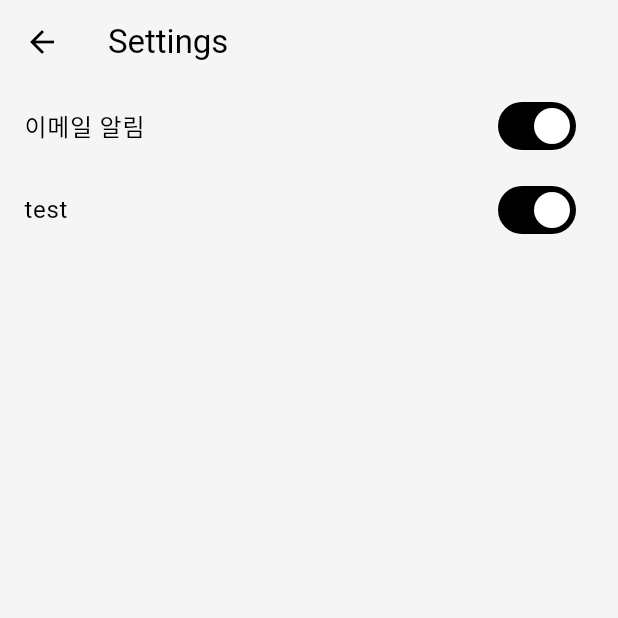
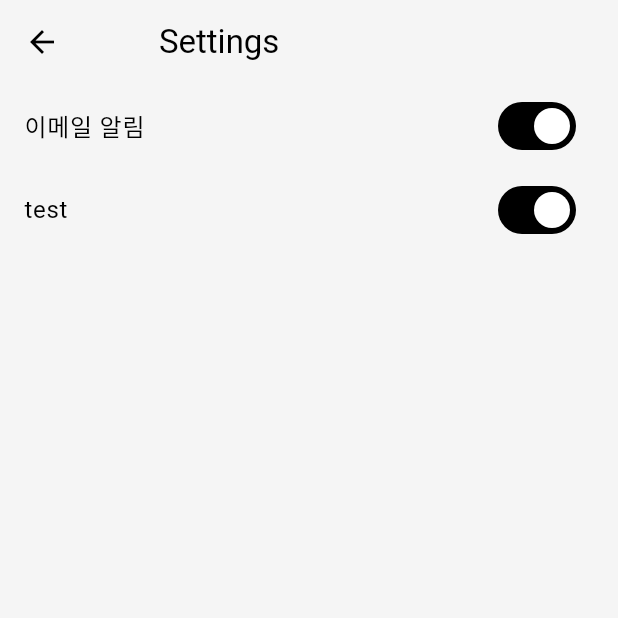
Before and after one commit to soojubm/new-bussiness, a Flutter app: the screen it shows after launch, item 2 of the bottom bar chosen, after a tap on "CJ", on a phone screen of 412 x 824 dp, the top half of it. Run offline on Flutter 3.47's test engine with Material 3 defaults, Android fonts, the phone set to English and light mode, and no system bars; our stand-ins replace cloud_firestore, firebase_auth, firebase_core, flutter_riverpod, google_sign_in, image_picker and 1 more; accounts and stored records are empty; generated files the repository leaves out were written again.

Commit message:
Refactor AppBar

```diff
--- a/lib/screens/components_screen.dart
+++ b/lib/screens/components_screen.dart
@@ -3,6 +3,7 @@ import 'package:flutter/material.dart';
 import 'package:flutter_application_1/constants/toekns_constants.dart';
 import 'package:flutter_application_1/providers/test_provider.dart';
 import 'package:flutter_application_1/screens/login_screen.dart';
+import 'package:flutter_application_1/widgets/custom_app_bar.dart';
 import 'package:flutter_application_1/widgets/custom_avatar.dart';
 import 'package:flutter_application_1/widgets/custom_button_group.dart';
 import 'package:flutter_application_1/widgets/custom_card.dart';
@@ -129,8 +130,8 @@ class _ComponentsScreenState extends ConsumerState<ComponentsScreen> {
     final globalCounter2 = ref.watch(counterNotifierProvider);
 
     return Scaffold(
-      appBar: AppBar(
-        title: Text('Login Page'),
+      appBar: CustomAppBar(
+        title: 'Login Page',
       ),
       body: SingleChildScrollView(
         child: Padding(
--- a/lib/screens/faqs_screen.dart
+++ b/lib/screens/faqs_screen.dart
@@ -1,4 +1,5 @@
 import 'package:flutter/material.dart';
+import 'package:flutter_application_1/widgets/custom_app_bar.dart';
 import 'package:flutter_application_1/widgets/custom_text.dart';
 
 class FAQsScreen extends StatefulWidget {
@@ -25,8 +26,8 @@ class _FAQSsScreenState extends State<FAQsScreen> {
   @override
   Widget build(BuildContext context) {
     return Scaffold(
-      appBar: AppBar(
-        title: Text('자주 묻는 질문'),
+      appBar: CustomAppBar(
+        title: '자주 묻는 질문',
       ),
       body: ListView.builder(
         itemCount: faqs.length,
--- a/lib/screens/home_screen.dart
+++ b/lib/screens/home_screen.dart
@@ -4,6 +4,7 @@ import 'package:flutter_application_1/providers/test_provider.dart';
 import 'package:flutter_application_1/screens/messages_screen.dart';
 import 'package:flutter_application_1/screens/notifications_screen.dart';
 import 'package:flutter_application_1/screens/profile_screen.dart';
+import 'package:flutter_application_1/widgets/custom_app_bar.dart';
 import 'package:flutter_application_1/widgets/custom_bottom_nav_bar.dart';
 
 import 'package:cloud_firestore/cloud_firestore.dart';
@@ -12,7 +13,7 @@ import 'package:flutter_riverpod/flutter_riverpod.dart';
 //   @override
 //   Widget build(BuildContext context) {
 //     return Scaffold(
-//       appBar: AppBar(title: Text('Home Screen')),
+//       appBar: CustomAppBar(title: 'Home Screen'),
 //       body: Center(child: Text('Welcome to Home Screen')),
 //     );
 //   }
@@ -75,24 +76,22 @@ class _HomeScreenState extends State<HomeScreen> {
   Widget build(BuildContext context) {
     final ThemeData theme = Theme.of(context);
     return Scaffold(
-      appBar: AppBar(
+      appBar: CustomAppBar(
         // leading: Padding(
         //   padding: const EdgeInsets.all(8.0),
         //   child: Image.asset('assets/logo.png'), // 로고 이미지 (로컬 파일)
         // )
         // ,
-        toolbarHeight: 80.0,
-        backgroundColor: Colors.transparent,
-        elevation: 0,
         // bottom: TabBar(tabs: [Tab(icon: Icon(Icons.home), text: 'home')]),
         // backgroundColor: Theme.of(context).colorScheme.inversePrimary,
-        title: Row(
-          children: [
-            Image.asset('assets/logo.png', height: 40),
-            SizedBox(width: 10),
-            Text(widget.title),
-          ],
-        ),
+        // title: Row(
+        //   children: [
+        //     Image.asset('assets/logo.png', height: 40),
+        //     SizedBox(width: 10),
+        //     Text(widget.title),
+        //   ],
+        // ),
+        title: widget.title,
         actions: <Widget>[
           IconButton(
             icon: const Icon(Icons.add_alert),
--- a/lib/screens/login_screen.dart
+++ b/lib/screens/login_screen.dart
@@ -2,6 +2,7 @@ import 'package:cloud_firestore/cloud_firestore.dart';
 import 'package:firebase_auth/firebase_auth.dart';
 import 'package:flutter/material.dart';
 import 'package:flutter_application_1/constants/toekns_constants.dart';
+import 'package:flutter_application_1/widgets/custom_app_bar.dart';
 import 'package:flutter_application_1/widgets/custom_button.dart';
 import 'package:flutter_application_1/widgets/custom_form.dart';
 import 'package:flutter_application_1/widgets/custom_text_field.dart';
@@ -146,9 +147,9 @@ class _LoginScreenState extends State<LoginScreen> {
   @override
   Widget build(BuildContext context) {
     return Scaffold(
-      appBar: AppBar(
+      appBar: CustomAppBar(
         automaticallyImplyLeading: false,
-        title: Text('Login Page'),
+        title: 'Login Page',
       ),
       body: SingleChildScrollView(
         child: CustomForm(
@@ -232,8 +233,8 @@ class _NativePluginWidgetState extends State<NativePluginWidget> {
   @override
   Widget build(BuildContext context) {
     return Scaffold(
-      appBar: AppBar(
-        title: Text('Image Picker'),
+      appBar: CustomAppBar(
+        title: 'Image Picker',
       ),
       body: Container(
         color: Colors.indigo,
--- a/lib/screens/notifications_screen.dart
+++ b/lib/screens/notifications_screen.dart
@@ -1,4 +1,5 @@
 import 'package:flutter/material.dart';
+import 'package:flutter_application_1/widgets/custom_app_bar.dart';
 
 class NotificationsScreen extends StatefulWidget {
   @override
@@ -14,8 +15,8 @@ class _NotificationsScreenState extends State<NotificationsScreen> {
   @override
   Widget build(BuildContext context) {
     return Scaffold(
-      appBar: AppBar(
-        title: Text('Settings'),
+      appBar: CustomAppBar(
+        title: 'Settings',
       ),
       body: ListView(children: [
         ListTile(
@@ -58,8 +59,8 @@ class _SettingsTestScreenState extends State<SettingsTestScreen> {
   @override
   Widget build(BuildContext context) {
     return Scaffold(
-      appBar: AppBar(
-        title: Text('Settings'),
+      appBar: CustomAppBar(
+        title: 'Settings',
       ),
       body: ListView(children: [
         SwitchListTile(
--- a/lib/screens/settings_screen.dart
+++ b/lib/screens/settings_screen.dart
@@ -1,4 +1,5 @@
 import 'package:flutter/material.dart';
+import 'package:flutter_application_1/widgets/custom_app_bar.dart';
 
 class SettingsPage extends StatefulWidget {
   @override
@@ -14,8 +15,8 @@ class _SettingsPageState extends State<SettingsPage> {
   @override
   Widget build(BuildContext context) {
     return Scaffold(
-      appBar: AppBar(
-        title: Text('Settings'),
+      appBar: CustomAppBar(
+        title: 'Settings',
       ),
       body: ListView(
         padding: EdgeInsets.all(16.0),
```
Also changed, not shown: lib/screens/profile_screen.dart (+4 -3 lines), lib/screens/signup_screen.dart (+5 -4 lines).
